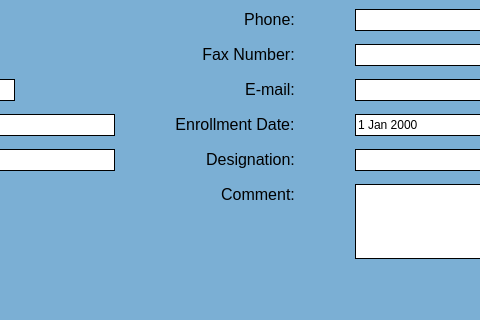
Kasmanian/COMBDb-oldgen, file UI Screens/COMBdb_Add_New_Clinician.ui: the form before one commit; both pictures show x 367 to 847 and y 284 to 604 of the 1100 by 809 pixel window.
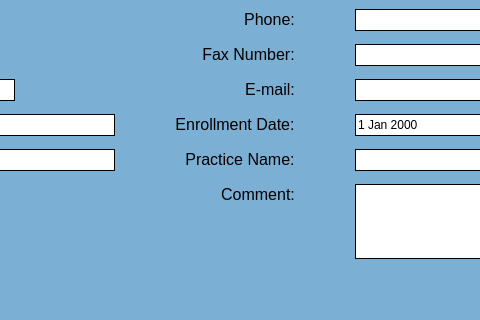
The form after the commit.

```diff
--- a/UI Screens/COMBdb_Add_New_Clinician.ui
+++ b/UI Screens/COMBdb_Add_New_Clinician.ui
@@ -542,7 +542,7 @@
           <item row="4" column="2" alignment="Qt::AlignRight">
            <widget class="QLabel" name="dentistIDLabel">
             <property name="text">
-             <string>&lt;html&gt;&lt;head/&gt;&lt;body&gt;&lt;p align=&quot;center&quot;&gt;&lt;span style=&quot; font-size:12pt;&quot;&gt;Designation:&lt;/span&gt;&lt;/p&gt;&lt;/body&gt;&lt;/html&gt;</string>
+             <string>&lt;html&gt;&lt;head/&gt;&lt;body&gt;&lt;p align=&quot;center&quot;&gt;&lt;span style=&quot; font-size:12pt;&quot;&gt;Practice Name:&lt;/span&gt;&lt;/p&gt;&lt;/body&gt;&lt;/html&gt;</string>
             </property>
             <property name="alignment">
              <set>Qt::AlignRight|Qt::AlignTrailing|Qt::AlignVCenter</set>
```
